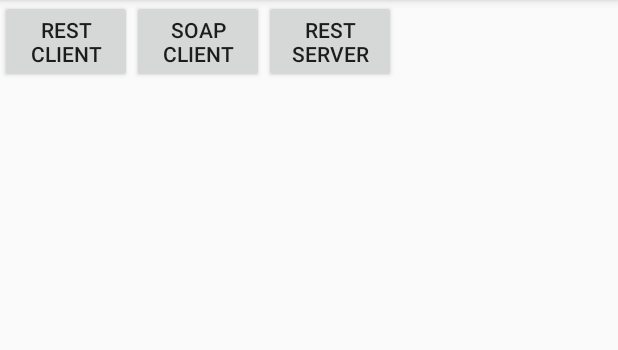
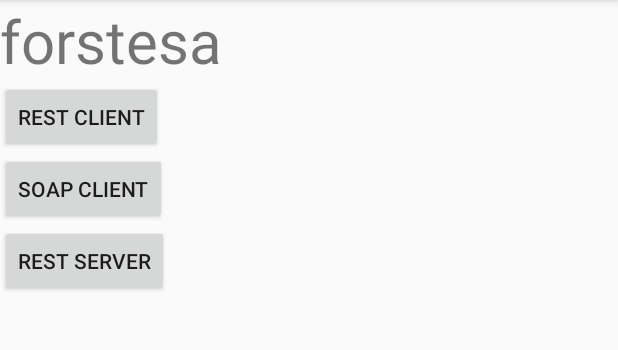
Before and after one commit to sasjafor/VS_forstesa_Webservices, an Android app: the screen it shows after launch (MainActivity), on a phone screen of 412 x 824 dp, the part 84-434 px from its top. Run offline under Robolectric (Android 15) with nearby library versions, the phone set to English and light mode, and no system bars.

Commit message:
fixed some things

```diff
--- a/app/src/main/res/layout/activity_main.xml
+++ b/app/src/main/res/layout/activity_main.xml
@@ -3,34 +3,36 @@
     xmlns:tools="http://schemas.android.com/tools"
     android:layout_width="match_parent"
     android:layout_height="match_parent"
-    tools:context="ch.ethz.inf.vs.a2.webservices.MainActivity">
+    tools:context="ch.ethz.inf.vs.a2.webservices.MainActivity"
+    android:orientation="vertical">
+
+    <TextView
+        android:id="@+id/main_text"
+        android:layout_width="match_parent"
+        android:layout_height="wrap_content"
+        android:text="@string/nethz_name"
+        android:textSize="40sp"/>
 
     <Button
         android:id="@+id/button_rest_client"
-        android:layout_width="88dp"
+        android:layout_width="wrap_content"
         android:layout_height="wrap_content"
         android:text="@string/button1_text"
-        android:onClick="onClickRestClient"
-        tools:layout_editor_absoluteY="0dp"
-        tools:layout_editor_absoluteX="8dp" />
+        android:onClick="onClickRestClient"/>
 
     <Button
         android:id="@+id/button_soap_client"
-        android:layout_width="88dp"
+        android:layout_width="wrap_content"
         android:layout_height="wrap_content"
         android:text="@string/button2_text"
-        android:onClick="onClickSoapClient"
-        tools:layout_editor_absoluteY="0dp"
-        tools:layout_editor_absoluteX="8dp" />
+        android:onClick="onClickSoapClient"/>
 
     <Button
         android:id="@+id/button_rest_server"
-        android:layout_width="88dp"
+        android:layout_width="wrap_content"
         android:layout_height="wrap_content"
         android:text="@string/button3_text"
-        android:onClick="onClickRestServer"
-        tools:layout_editor_absoluteY="0dp"
-        tools:layout_editor_absoluteX="8dp" />
+        android:onClick="onClickRestServer"/>
 
 
 </LinearLayout>
--- a/app/src/main/res/values/strings.xml
+++ b/app/src/main/res/values/strings.xml
@@ -1,5 +1,6 @@
 <resources>
     <string name="app_name">Webservices</string>
+    <string name="nethz_name">forstesa</string>
     <string name="button1_text">REST Client</string>
     <string name="button2_text">SOAP Client</string>
     <string name="button3_text">REST Server</string>
@@ -14,7 +15,8 @@
     <string name="socket_exception_text">Couldn\'t get network interface information</string>
     <string name="bind_exception_text">Couldn\'t bind to address</string>
     <string name="connection_failed">Failed to make connection</string>
-    <string name="network_information">Server is listening on %1$s</string>
+    <string name="network_information_down">Server will be listening on %1$s</string>
+    <string name="network_information_up">Server is listening on %1$s</string>
     <string name="network_instruction">Choose the interface in the list below</string>
     <string name="no_interface_chosen">Please choose an interface before starting the server</string>
 </resources>
```
Also changed, not shown: app/src/main/AndroidManifest.xml (+9 -3 lines), app/src/main/java/ch/ethz/inf/vs/a2/webservices/RestServer.java (+24 -9 lines), app/src/main/java/ch/ethz/inf/vs/a2/webservices/RestServerService.java (+31 -16 lines), 2 other files.
